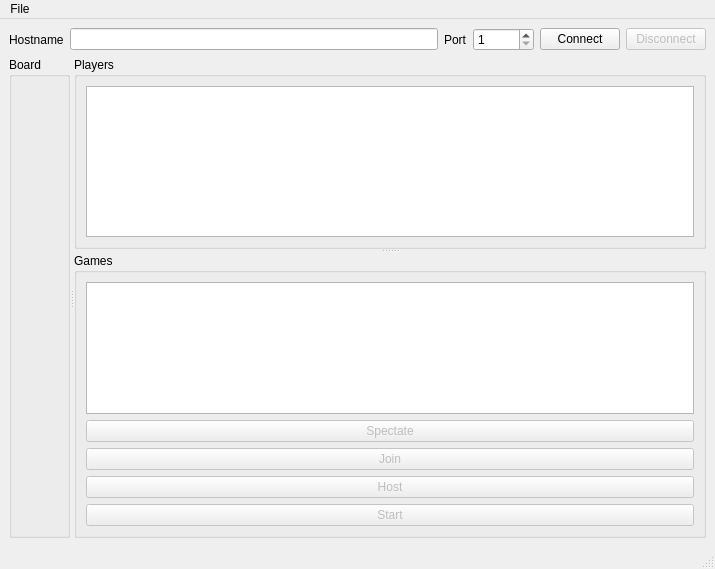
Old version of the form gui_client/gui.ui in the repository rlepigre/tin171.
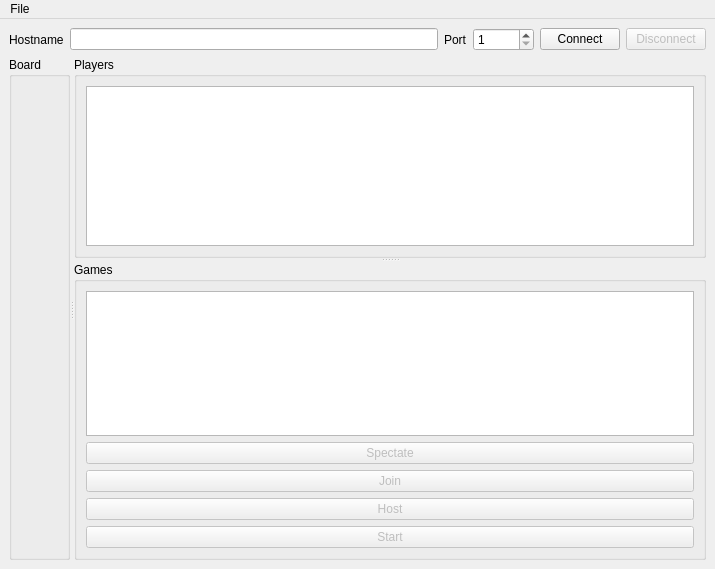
New version of the form.

Commit message: removed space consuming statusbar

The edit to the form file:
```diff
--- a/gui_client/gui.ui
+++ b/gui_client/gui.ui
@@ -174,7 +174,6 @@
    </widget>
    <addaction name="menuFile"/>
   </widget>
-  <widget class="QStatusBar" name="statusbar"/>
   <action name="actionQuit">
    <property name="text">
     <string>Quit</string>
```
